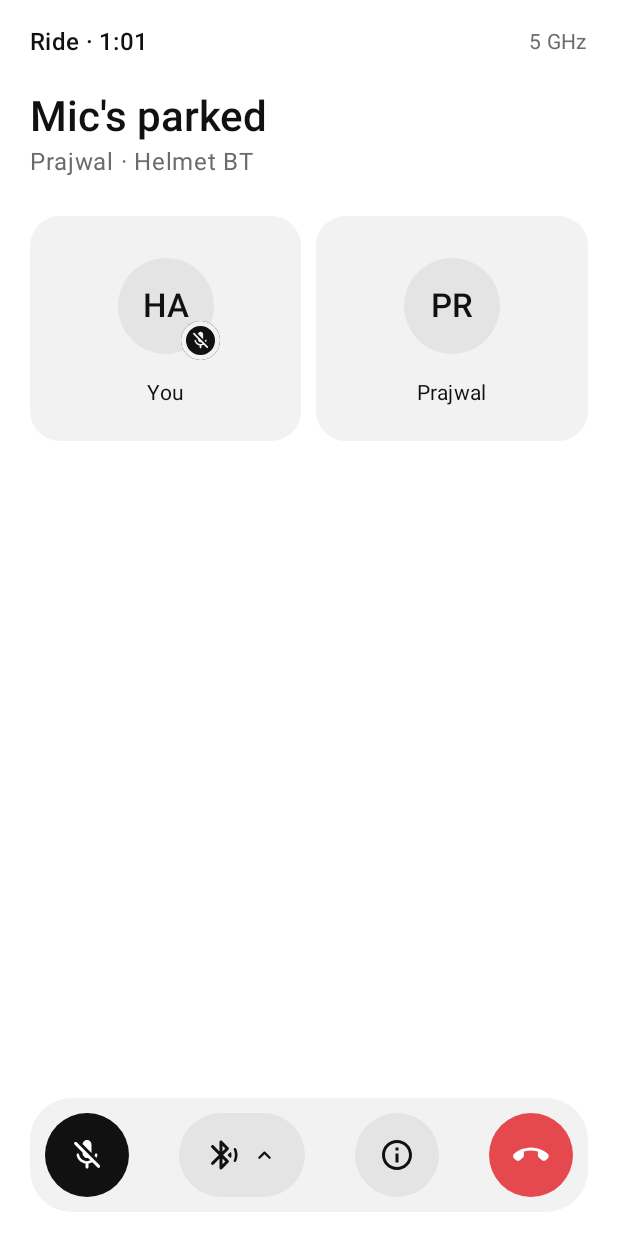
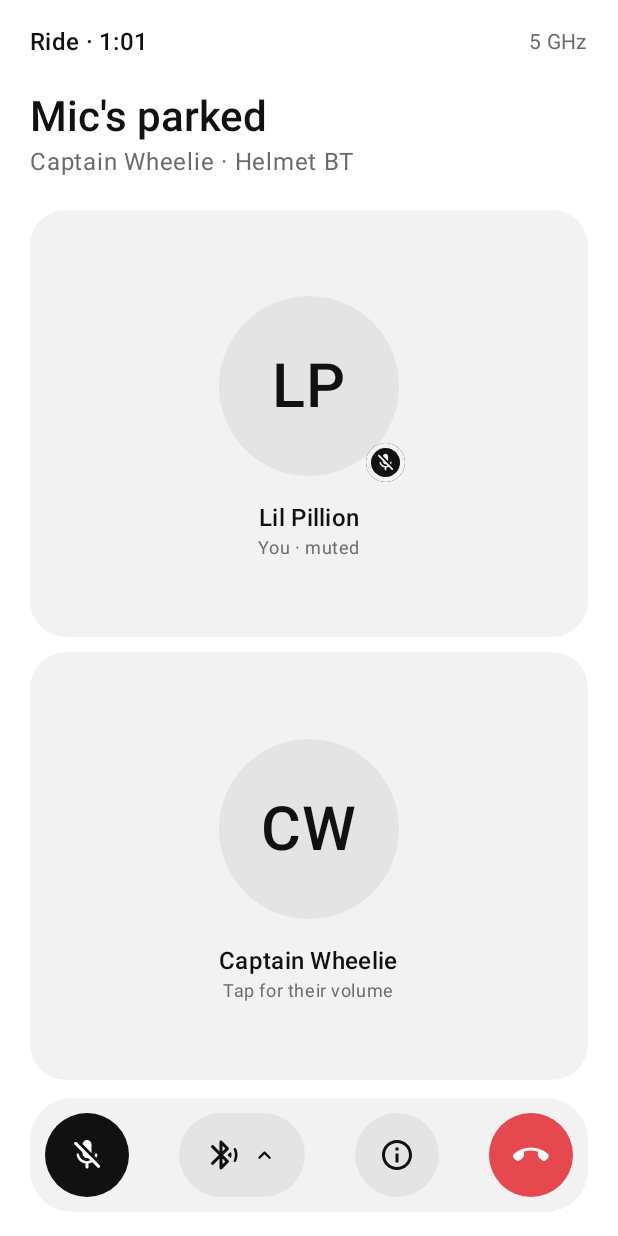
Before and after one commit to PrajwalHarish30/PillionTalk, an Android app built with Jetpack Compose: the @Preview function MutedLightPreview, on a phone screen of 412 x 824 dp. Run offline under Robolectric (Android 15) with nearby library versions, the phone set to English and light mode, and no system bars.

Commit message:
Full-height tiles, join/leave/mute sounds, and a placeholder name that isn't mine
The two people now fill the ride screen as stacked tiles whose outline lights
up while they talk. Short chimes are generated in code and mixed into the
voice output, so they reach the headset: you joined, they joined, they left
(sped up by a new BYE packet), mute and unmute. The name field suggests
"Captain Wheelie" instead of a real name.

```diff
--- a/app/build.gradle.kts
+++ b/app/build.gradle.kts
@@ -14,8 +14,8 @@ android {
         applicationId = "com.prajwal.pilliontalk" // the app's unique ID on a phone / Play Store
         minSdk = 31     // Android 12: oldest version we install on (both test phones are 12+)
         targetSdk = 36  // the version whose behaviour rules we've tested against
-        versionCode = 7       // must go up with every build you install over an older one
-        versionName = "0.7.0" // what humans see
+        versionCode = 8       // must go up with every build you install over an older one
+        versionName = "0.8.0" // what humans see
     }
 
     // Every APK must be signed, and Android only installs an update over an existing app if
--- a/app/src/main/java/com/prajwal/pilliontalk/home/HomeScreen.kt
+++ b/app/src/main/java/com/prajwal/pilliontalk/home/HomeScreen.kt
@@ -153,7 +153,7 @@ fun NameDialog(current: String, onSave: (String) -> Unit, onDismiss: () -> Unit)
                     value = text,
                     onValueChange = { text = it.take(ProfileStore.MAX_NAME_LENGTH) },
                     singleLine = true,
-                    placeholder = { Text("Prajwal") },
+                    placeholder = { Text("Captain Wheelie") },
                     keyboardOptions = KeyboardOptions(capitalization = KeyboardCapitalization.Words, imeAction = ImeAction.Done),
                     keyboardActions = KeyboardActions(onDone = { if (text.isNotBlank()) onSave(text) }),
                 )
@@ -171,7 +171,7 @@ fun NameDialog(current: String, onSave: (String) -> Unit, onDismiss: () -> Unit)
 private fun HomePreview() {
     PillionTalkTheme(dark = true) {
         Surface(color = MaterialTheme.colorScheme.background) {
-            HomeScreen(myName = "Prajwal", onEditName = {}, onPickRole = {})
+            HomeScreen(myName = "Captain Wheelie", onEditName = {}, onPickRole = {})
         }
     }
 }
--- a/app/src/main/java/com/prajwal/pilliontalk/profile/ProfileStore.kt
+++ b/app/src/main/java/com/prajwal/pilliontalk/profile/ProfileStore.kt
@@ -6,7 +6,7 @@ import kotlinx.coroutines.flow.StateFlow
 import kotlinx.coroutines.flow.asStateFlow
 
 /**
- * Your display name: what the other phone shows ("Yapping with Prajwal").
+ * Your display name: what the other phone shows (the name on their tile).
  *
  * Stored in SharedPreferences: Android's simple key-value file, kept between app launches.
  * (Flutter equivalent: the shared_preferences package, which uses this exact thing on Android.)
@@ -30,7 +30,7 @@ class ProfileStore(context: Context) {
     }
 }
 
-/** "Prajwal Harish" → "PH", "prajwal" → "PR". For the avatar circles. */
+/** "Captain Wheelie" → "CW", "wheelie" → "WH". For the avatar circles. */
 fun initialsOf(name: String): String {
     val words = name.trim().split(Regex("\\s+")).filter { it.isNotEmpty() }
     return when {
--- a/app/src/main/java/com/prajwal/pilliontalk/ride/RideCopy.kt
+++ b/app/src/main/java/com/prajwal/pilliontalk/ride/RideCopy.kt
@@ -39,7 +39,7 @@ object RideCopy {
         }
     }
 
-    /** The facts line under the title, e.g. "Prajwal · Helmet BT". */
+    /** The facts line under the title, e.g. "Captain Wheelie · Helmet BT". */
     fun subtitle(state: RideState, voice: VoiceStats): String = when (state) {
         is RideState.Connected -> listOfNotNull(
             voice.peerName ?: if (state.paired) otherSeat(state.link.role) else null,
--- a/app/src/main/java/com/prajwal/pilliontalk/ride/RideScreen.kt
+++ b/app/src/main/java/com/prajwal/pilliontalk/ride/RideScreen.kt
@@ -1,7 +1,10 @@
 package com.prajwal.pilliontalk.ride
 
 import android.os.SystemClock
+import androidx.compose.animation.animateColorAsState
+import androidx.compose.foundation.BorderStroke
 import androidx.compose.foundation.layout.Arrangement
+import androidx.compose.foundation.layout.BoxWithConstraints
 import androidx.compose.foundation.layout.Box
 import androidx.compose.foundation.layout.Column
 import androidx.compose.foundation.layout.Row
@@ -52,6 +55,7 @@ import androidx.compose.ui.graphics.vector.ImageVector
 import androidx.compose.ui.text.font.FontFamily
 import androidx.compose.ui.text.style.TextAlign
 import androidx.compose.ui.tooling.preview.Preview
+import androidx.compose.ui.unit.Dp
 import androidx.compose.ui.unit.dp
 import com.prajwal.pilliontalk.profile.initialsOf
 import com.prajwal.pilliontalk.ui.components.Avatar
@@ -108,15 +112,17 @@ fun RideScreen(
             Text(subtitle, style = MaterialTheme.typography.bodyLarge, color = MaterialTheme.colorScheme.onSurfaceVariant)
         }
 
-        Spacer(Modifier.height(24.dp))
-        Tiles(state, voice, myName, onPeerClick = { showPeerSheet = true })
+        Spacer(Modifier.height(20.dp))
+        // weight(1f): the tiles take all the height the header and control bar leave over
+        // (Flutter: Expanded).
+        Tiles(state, voice, myName, onPeerClick = { showPeerSheet = true }, modifier = Modifier.weight(1f))
 
         if (state is RideState.Failed) {
-            Spacer(Modifier.height(20.dp))
+            Spacer(Modifier.height(12.dp))
             Button(onClick = actions.onRetry, modifier = Modifier.fillMaxWidth().height(52.dp)) { Text("Try again") }
         }
 
-        Spacer(Modifier.weight(1f))
+        Spacer(Modifier.height(12.dp))
         ControlBar(state, voice, actions, onDetails = { showDetails = true })
     }
 
@@ -160,20 +166,23 @@ private fun Header(state: RideState) {
     }
 }
 
-/** Two tiles, you and them. */
+/** Two tiles, you and them, stacked and sharing the space equally. */
 @Composable
-private fun Tiles(state: RideState, voice: VoiceStats, myName: String, onPeerClick: () -> Unit) {
+private fun Tiles(state: RideState, voice: VoiceStats, myName: String, onPeerClick: () -> Unit, modifier: Modifier = Modifier) {
     val connected = state as? RideState.Connected
     val paired = connected?.paired == true
     val peerName = voice.peerName
+    val peerSpeaking = paired && voice.peerSpeaking && !voice.peerSilenced
 
-    Row(horizontalArrangement = Arrangement.spacedBy(10.dp)) {
+    Column(modifier.fillMaxWidth(), verticalArrangement = Arrangement.spacedBy(10.dp)) {
         Tile(
-            label = "You",
-            avatar = {
+            label = myName.ifBlank { "You" },
+            caption = if (voice.muted) "You · muted" else "You",
+            speaking = voice.meSpeaking,
+            avatar = { size ->
                 Avatar(
                     initials = initialsOf(myName.ifBlank { "You" }),
-                    size = 64.dp,
+                    size = size,
                     speaking = voice.meSpeaking,
                     badge = if (voice.muted) Icons.Rounded.MicOff else null,
                 )
@@ -186,11 +195,17 @@ private fun Tiles(state: RideState, voice: VoiceStats, myName: String, onPeerCli
                 state is RideState.Failed -> "Lost"
                 else -> "Waiting…"
             },
-            avatar = {
+            caption = when {
+                !paired -> if (connected?.link?.role == Role.RIDER) "Your pillion" else "Your rider"
+                voice.peerSilenced -> "Silenced · tap to change"
+                else -> "Tap for their volume"
+            },
+            speaking = peerSpeaking,
+            avatar = { size ->
                 Avatar(
                     initials = if (paired && peerName != null) initialsOf(peerName) else "?",
-                    size = 64.dp,
-                    speaking = paired && voice.peerSpeaking && !voice.peerSilenced,
+                    size = size,
+                    speaking = peerSpeaking,
                     waiting = !paired,
                     badge = if (voice.peerSilenced) Icons.AutoMirrored.Rounded.VolumeOff else null,
                 )
@@ -201,23 +216,44 @@ private fun Tiles(state: RideState, voice: VoiceStats, myName: String, onPeerCli
     }
 }
 
+/**
+ * One person's tile. Like a video-call tile without the video: the avatar sits in the middle,
+ * the name underneath, and the tile's outline lights up while they talk.
+ * BoxWithConstraints tells us how big the tile ended up, so the avatar can grow on tall phones
+ * and shrink on short ones (Flutter: LayoutBuilder).
+ */
 @Composable
-private fun Tile(label: String, avatar: @Composable () -> Unit, modifier: Modifier = Modifier, onClick: (() -> Unit)? = null) {
+private fun Tile(
+    label: String,
+    caption: String,
+    speaking: Boolean,
+    avatar: @Composable (Dp) -> Unit,
+    modifier: Modifier = Modifier,
+    onClick: (() -> Unit)? = null,
+) {
+    val outline by animateColorAsState(
+        if (speaking) MaterialTheme.colorScheme.primary else Color.Transparent,
+        label = "outline",
+    )
+    val shape = RoundedCornerShape(24.dp)
     val content: @Composable () -> Unit = {
-        Column(
-            Modifier.fillMaxWidth().padding(vertical = 22.dp),
-            horizontalAlignment = Alignment.CenterHorizontally,
-            verticalArrangement = Arrangement.spacedBy(10.dp),
-        ) {
-            avatar()
-            Text(label, style = MaterialTheme.typography.bodyMedium, maxLines = 1)
+        BoxWithConstraints(Modifier.fillMaxSize(), contentAlignment = Alignment.Center) {
+            // Leave room for the name lines and padding; never smaller than 56 dp or bigger than 120 dp.
+            val avatarSize = (maxHeight - 92.dp).coerceIn(56.dp, 120.dp)
+            Column(horizontalAlignment = Alignment.CenterHorizontally, verticalArrangement = Arrangement.spacedBy(10.dp)) {
+                avatar(avatarSize)
+                Column(horizontalAlignment = Alignment.CenterHorizontally) {
+                    Text(label, style = MaterialTheme.typography.titleMedium, maxLines = 1)
+                    Text(caption, style = MaterialTheme.typography.bodySmall, color = MaterialTheme.colorScheme.onSurfaceVariant, maxLines = 1)
+                }
+            }
         }
     }
-    val shape = RoundedCornerShape(20.dp)
+    val border = BorderStroke(2.dp, outline)
     if (onClick != null) {
-        Surface(onClick = onClick, shape = shape, color = MaterialTheme.colorScheme.surface, modifier = modifier) { content() }
+        Surface(onClick = onClick, shape = shape, color = MaterialTheme.colorScheme.surface, border = border, modifier = modifier.fillMaxWidth()) { content() }
     } else {
-        Surface(shape = shape, color = MaterialTheme.colorScheme.surface, modifier = modifier) { content() }
+        Surface(shape = shape, color = MaterialTheme.colorScheme.surface, border = border, modifier = modifier.fillMaxWidth()) { content() }
     }
 }
 
@@ -407,7 +443,7 @@ private fun labelFor(output: AudioOutput): String = when (output.kind) {
 private val previewLink = LinkInfo(Role.RIDER, "DIRECT-PT-PillionTalk", 5745, "192.168.49.1", "192.168.49.1", "p2p-wlan0-0", null)
 private val previewVoice = VoiceStats(
     running = true,
-    peerName = "Prajwal",
+    peerName = "Captain Wheelie",
     meSpeaking = true,
     outputs = listOf(AudioOutput(1, OutputKind.BLUETOOTH, "Helmet BT"), AudioOutput(2, OutputKind.EARPIECE, "Phone")),
     output = AudioOutput(1, OutputKind.BLUETOOTH, "Helmet BT"),
@@ -420,7 +456,7 @@ private val previewVoice = VoiceStats(
 private fun TalkingDarkPreview() {
     PillionTalkTheme(dark = true) {
         Surface(color = MaterialTheme.colorScheme.background) {
-            RideScreen(RideState.Connected(previewLink, listOf("Redmi"), SystemClock.elapsedRealtime() - 60_000), previewVoice, "Harish", RideActions())
+            RideScreen(RideState.Connected(previewLink, listOf("Redmi"), SystemClock.elapsedRealtime() - 60_000), previewVoice, "Lil Pillion", RideActions())
         }
     }
 }
@@ -430,7 +466,7 @@ private fun TalkingDarkPreview() {
 private fun MutedLightPreview() {
     PillionTalkTheme(dark = false) {
         Surface(color = MaterialTheme.colorScheme.background) {
-            RideScreen(RideState.Connected(previewLink, listOf("Redmi"), SystemClock.elapsedRealtime() - 60_000), previewVoice.copy(muted = true, meSpeaking = false), "Harish", RideActions())
+            RideScreen(RideState.Connected(previewLink, listOf("Redmi"), SystemClock.elapsedRealtime() - 60_000), previewVoice.copy(muted = true, meSpeaking = false), "Lil Pillion", RideActions())
         }
     }
 }
@@ -440,7 +476,7 @@ private fun MutedLightPreview() {
 private fun WaitingPreview() {
     PillionTalkTheme(dark = true) {
         Surface(color = MaterialTheme.colorScheme.background) {
-            RideScreen(RideState.Connected(previewLink, emptyList(), SystemClock.elapsedRealtime()), VoiceStats(running = true), "Harish", RideActions())
+            RideScreen(RideState.Connected(previewLink, emptyList(), SystemClock.elapsedRealtime()), VoiceStats(running = true), "Lil Pillion", RideActions())
         }
     }
 }
--- a/app/src/main/java/com/prajwal/pilliontalk/voice/Packets.kt
+++ b/app/src/main/java/com/prajwal/pilliontalk/voice/Packets.kt
@@ -9,6 +9,7 @@ import java.nio.ByteBuffer
  *   PING:  [type][timestamp: 8 bytes]   "what time is it on your side?"
  *   PONG:  [type][timestamp: 8 bytes]   the same timestamp, sent straight back
  *   HELLO: [type][name: UTF-8 text]     "this is who I am", sent every second
+ *   BYE:   [type]                       "I've ended the ride"
  *
  * The sequence number counts voice packets 0, 1, 2, … (wrapping after 65535). If the receiver
  * sees 41 then 43, it knows packet 42 was lost. UDP doesn't resend lost packets, and for live
@@ -22,6 +23,7 @@ object Packets {
     const val PING: Byte = 2
     const val PONG: Byte = 3
     const val HELLO: Byte = 4
+    const val BYE: Byte = 5
 
     const val VOICE_HEADER_BYTES = 3
 
@@ -36,6 +38,8 @@ object Packets {
 
     fun pong(timestampMs: Long): ByteArray = ByteBuffer.allocate(9).put(PONG).putLong(timestampMs).array()
 
+    fun bye(): ByteArray = byteArrayOf(BYE)
+
     fun hello(name: String): ByteArray = byteArrayOf(HELLO) + name.toByteArray(Charsets.UTF_8)
 
     /** Reads the 2-byte sequence number as 0..65535 (Kotlin's Short is signed, so mask it). */
```
Also changed, not shown: app/src/main/java/com/prajwal/pilliontalk/voice/Cues.kt (added, +54 -0 lines), app/src/main/java/com/prajwal/pilliontalk/voice/VoiceEngine.kt (+64 -4 lines), 1 other file.
